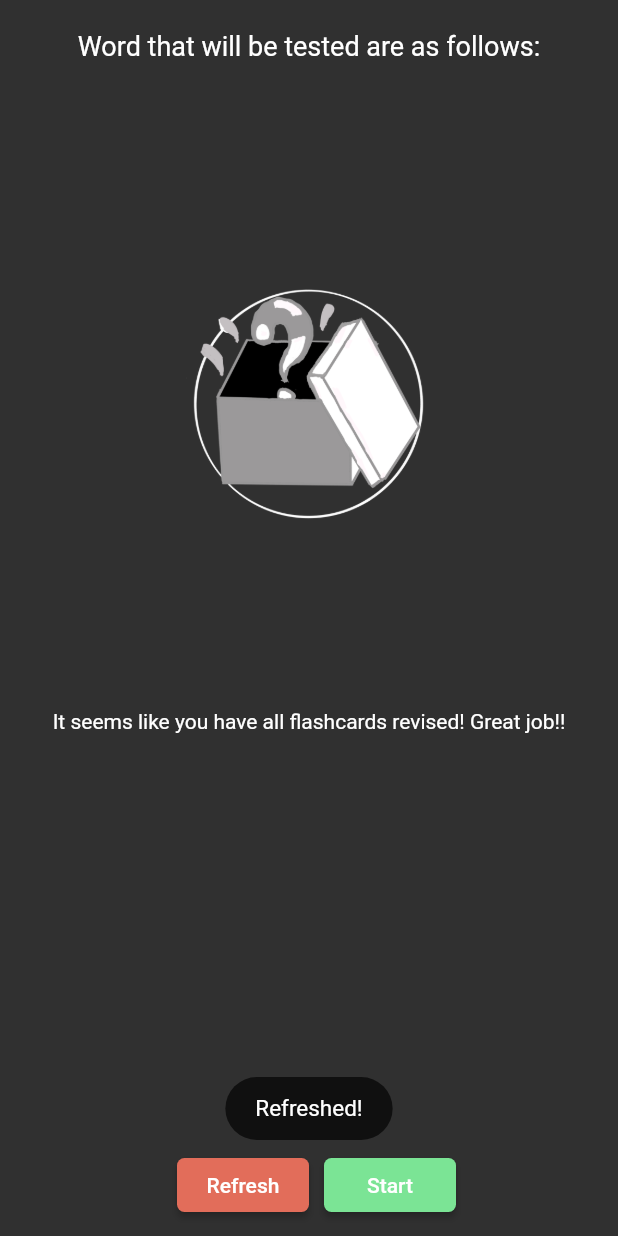
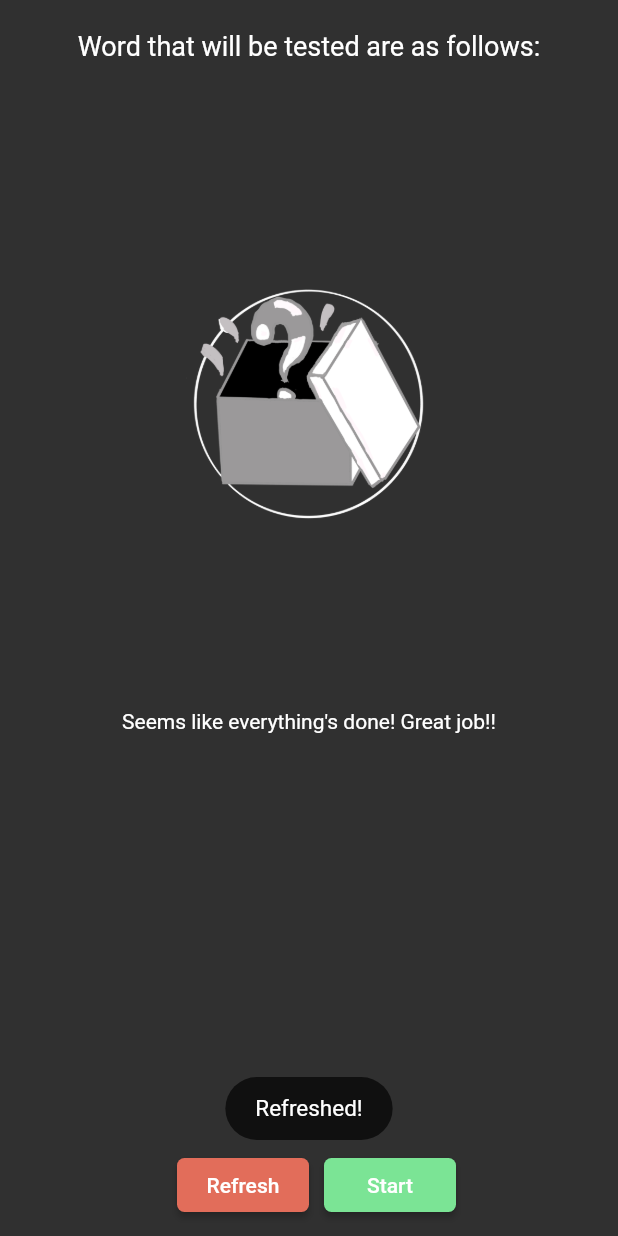
Before and after one commit to cscheungae/vocab_app_fyp55, a Flutter app: the StudyPage screen opened directly, after a tap on "Refresh", on a phone screen of 412 x 824 dp. Run offline on Flutter 3.47's test engine with Material 2 defaults, Android fonts, the phone set to English and light mode, and no system bars; our stand-ins replace bloc, cached_network_image, charts_flutter, equatable, flutter_bloc, flutter_spinkit and 7 more; missing offline and left inert: dart:ffi, flutter_image, flutter_webview_plugin; accounts and stored records are empty; Roboto replaces fonts that are missing (Hind, Montserrat).

Commit message:
BugFix in Prepare/Study Page

```diff
--- a/lib/pages/PrepareCardPage.dart
+++ b/lib/pages/PrepareCardPage.dart
@@ -87,7 +87,9 @@ class _PrepareCardPage extends State<PrepareCardPage> with SingleTickerProviderS
         for ( int i = 0; i < vb.definitionsBundle.length; i++){
           var dB = vb.definitionsBundle[i];
           int did = await DatabaseProvider.instance.insertDefinition(new Definition(vid: vocab.vid, pos: dB.pos, defineText: dB.defineText ));
-          await DatabaseProvider.instance.insertPronunciation( new Pronunciation( did: did));
+
+          if (dB.pronunciationsBundle != null && dB.pronunciationsBundle.isNotEmpty )
+            await DatabaseProvider.instance.insertPronunciation( new Pronunciation( did: did, audioUrl: dB.pronunciationsBundle[0].audioUrl, ipa: dB.pronunciationsBundle[0].ipa));
           for ( int j = 0; j < dB.examplesBundle.length  ; j++ ){
             if (j==3) break;
             await DatabaseProvider.instance.insertExample( new Example(did: did, sentence: dB.examplesBundle[j].sentence  ));
--- a/lib/pages/StudyPage.dart
+++ b/lib/pages/StudyPage.dart
@@ -67,7 +67,8 @@ class _StudyPage extends State<StudyPage> with TickerProviderStateMixin {
   {
     try {
       if (_vocabList == null || forceUpdate == true ){
-        _vocabList = await DatabaseProvider.instance.getLearningVocabs();
+        _vocabList = await DatabaseProvider.instance.getStudyVocabs(50);
+        _vocabList = _vocabList ?? {};
       }
     } catch (exception){print("Failure in getting vocab"); _vocabList = [];  }
     return _vocabList;
@@ -80,7 +81,7 @@ class _StudyPage extends State<StudyPage> with TickerProviderStateMixin {
   /// Move to next vocab page
   /// [value] - how much steps to jump
   Future<void> gotoNextStudyVocabPage({int value = 1}) async {
-    if (_vocabList.length == 0 ){
+    if ( _vocabList == null || _vocabList.length == 0 ){
       setState(() {
         this._studyIndex = -1;
         this.vb = null;
@@ -152,7 +153,7 @@ class _StudyPage extends State<StudyPage> with TickerProviderStateMixin {
             if ( snapshot.hasData )
             {
               //No Vocabulary
-              if ( _vocabList.length == 0 ){
+              if (  _vocabList.length == 0 ){
                 return Container(
                   child: Column(children: <Widget>[
                     Container(
@@ -161,7 +162,7 @@ class _StudyPage extends State<StudyPage> with TickerProviderStateMixin {
                       height: MediaQuery.of(context).size.height * 0.5,
                       child: Image(image: AssetImage("assets/empty.png"), fit: BoxFit.contain, ),
                     ),
-                    Text("It seems like you have all flashcards revised! Great job!!"),
+                    Text("Seems like everything's done! Great job!!"),
                   ],),
                 );
               }
@@ -183,7 +184,7 @@ class _StudyPage extends State<StudyPage> with TickerProviderStateMixin {
             } else if ( snapshot.hasError ){
               return Container(child: Text("Problem in loading the words", style: TextStyle(color: Colors.red),),);
             }
-            else return Container();
+            else return  Container();
           }
         ),
       ],
--- a/lib/pages/VocabBanksPage.dart
+++ b/lib/pages/VocabBanksPage.dart
@@ -187,7 +187,7 @@ class _VocabCardPage extends State<VocabCardUIPage> with AutomaticKeepAliveClien
                 PopupMenuItem(value: 0, child: Text("Sorted by letters"),  ),
                 PopupMenuItem(value: 1, child: Text("Directly add a flashcard"), ),
                 PopupMenuItem(value: 2, child: Text("Delete all vocabularies", style: TextStyle(color: Colors.red),), ),
-                PopupMenuItem(value: 3, child: Text("Delete database", style: TextStyle(color: Colors.red),), ),
+                //PopupMenuItem(value: 3, child: Text("Delete database", style: TextStyle(color: Colors.red),), ),
               ],
             ),
           ],
--- a/lib/pages/VocabDetailsPage.dart
+++ b/lib/pages/VocabDetailsPage.dart
@@ -281,13 +281,17 @@ class _VocabDetailsUIPage extends State<VocabDetailsUIPage> with SingleTickerPro
                   ),
 
 
-                  (pb == null ) ? Container() :
+                  (pb == null  ) ? Container() :
                   Container(
                     alignment: Alignment.topLeft,
                     padding: EdgeInsets.fromLTRB(15, 10, 0, 5),
                     child: GestureDetector(
                       child: Icon( Icons.speaker, color: this.audioColor, size: 30, ),
                       onTap: () async {
+
+                        if (pb.audioUrl == "")
+                          return;
+
                         try {
                           setState(() {  this.audioColor = runAudioColor; });
                           AudioPlayer audioPlayer = AudioPlayer(mode: PlayerMode.MEDIA_PLAYER);
```
Also changed, not shown: lib/pages/HomePage.dart (+11 -10 lines), 1 other file.
